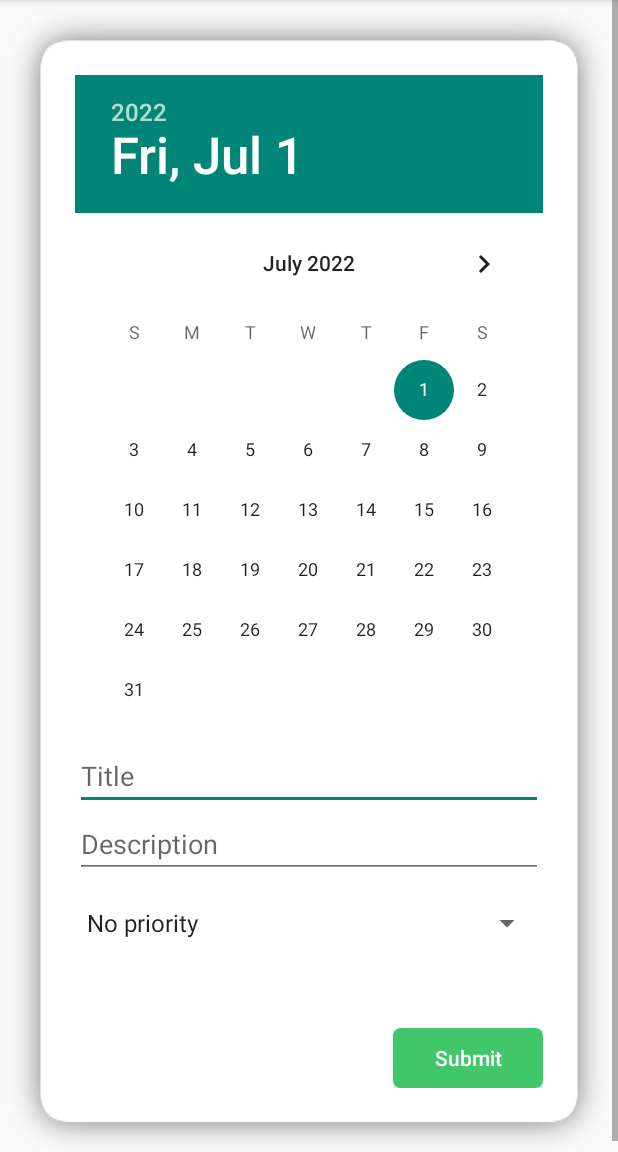
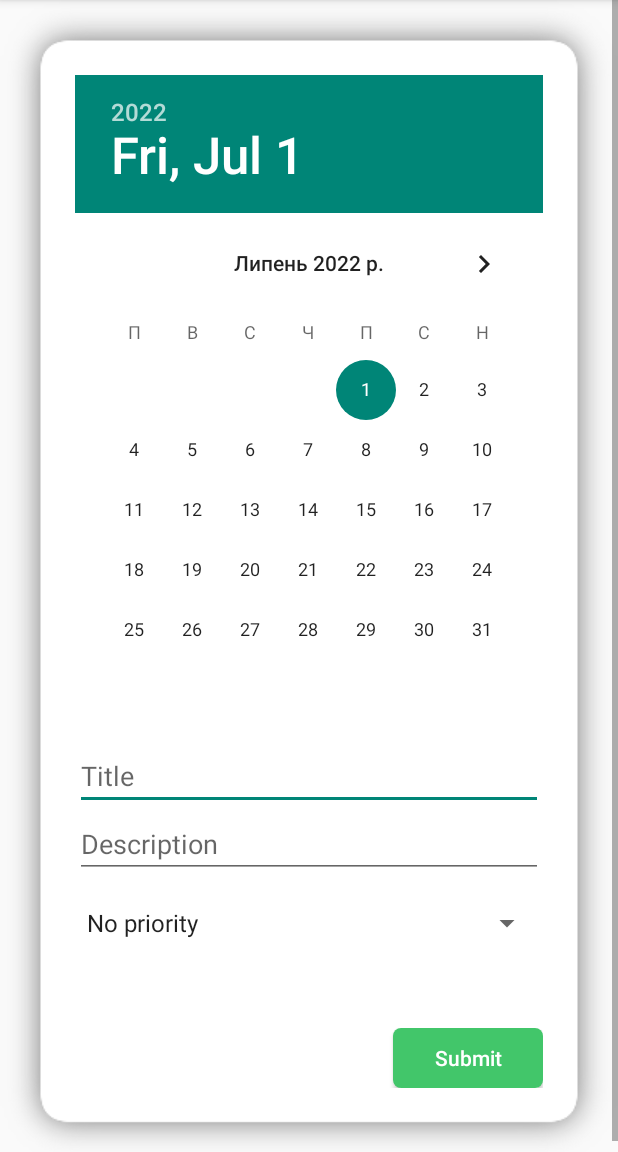
Before and after one commit to MagisterFelix/TaskComplete, an Android app: the MainActivity screen opened directly, with no data from a screen before it, after a tap on "Add task", on a phone screen of 412 x 824 dp, the part 84-1236 px from its top. Run offline under Robolectric (Android 15) with nearby library versions, the phone set to English and light mode, and no system bars; 1 statement that could not run was skipped.

Commit message:
Add function to change locale

```diff
--- a/mobile/app/src/main/java/com/android/mobile/core/SessionManager.kt
+++ b/mobile/app/src/main/java/com/android/mobile/core/SessionManager.kt
@@ -9,6 +9,7 @@ class SessionManager (context: Context) {
 
     companion object {
         const val USER_TOKEN = "user_token"
+        const val LOCALE = "locale"
     }
 
     fun saveToken(token: String) {
@@ -17,8 +18,18 @@ class SessionManager (context: Context) {
         editor.apply()
     }
 
+    fun setLocale(locale: String) {
+        val editor = prefs.edit()
+        editor.putString(LOCALE, locale)
+        editor.apply()
+    }
+
     fun fetchToken(): String? {
         return prefs.getString(USER_TOKEN, null)
+    }
+
+    fun getLocale(): String? {
+        return prefs.getString(LOCALE, "en")
     }
 
     fun removeToken() {
@@ -28,5 +39,4 @@ class SessionManager (context: Context) {
             editor.apply()
         }
     }
-
 }
--- a/mobile/app/src/main/java/com/android/mobile/views/MainActivity.kt
+++ b/mobile/app/src/main/java/com/android/mobile/views/MainActivity.kt
@@ -30,6 +30,7 @@ class MainActivity : AppCompatActivity() {
     private lateinit var sessionManager: SessionManager
     private var sortPriority: Int = -1
     private var sortDate: Int = -1
+    private lateinit var locale: Locale
 
     override fun onCreate(savedInstanceState: Bundle?) {
         super.onCreate(savedInstanceState)
@@ -43,11 +44,28 @@ class MainActivity : AppCompatActivity() {
 
     override fun onCreateOptionsMenu(menu: Menu?): Boolean {
         menuInflater.inflate(R.menu.menu_main, menu)
+        if (sessionManager.getLocale() == "en") {
+            menu?.getItem(0)?.setIcon(R.drawable.en)
+        } else if (sessionManager.getLocale() == "uk") {
+            menu?.getItem(0)?.setIcon(R.drawable.uk)
+        }
+        setLocale()
         return true
     }
 
     override fun onOptionsItemSelected(item: MenuItem): Boolean {
         val id = item.itemId
+
+        if (id == R.id.locale) {
+            if (sessionManager.getLocale() == "en") {
+                sessionManager.setLocale("uk")
+            } else if (sessionManager.getLocale() == "uk") {
+                sessionManager.setLocale("en")
+            }
+
+            setLocale()
+            refresh()
+        }
 
         if (id == R.id.sort_by_priority) {
             sortDate = -1
@@ -70,6 +88,19 @@ class MainActivity : AppCompatActivity() {
         }
 
         return super.onOptionsItemSelected(item)
+    }
+
+    private fun setLocale() {
+        locale = Locale(sessionManager.getLocale().toString())
+        val res = resources
+        val dm = res.displayMetrics
+        val conf = res.configuration
+        conf.locale = locale
+        res.updateConfiguration(conf, dm)
+    }
+
+    private fun refresh() {
+        startActivity(Intent(this, MainActivity::class.java))
     }
 
     fun toLogin() {
@@ -306,7 +337,7 @@ class MainActivity : AppCompatActivity() {
                     taskId = task.id,
                     taskDate = task.date,
                     taskTitle = task.title,
-                    taskDescription = (if (task.description.isEmpty()) "No description" else task.description),
+                    taskDescription = (task.description.ifEmpty { "No description" }),
                     taskDone = task.done,
                     taskPriority = task.priority
                 )
--- a/mobile/app/src/main/res/menu/menu_main.xml
+++ b/mobile/app/src/main/res/menu/menu_main.xml
@@ -2,6 +2,11 @@
 <menu xmlns:android="http://schemas.android.com/apk/res/android"
     xmlns:app="http://schemas.android.com/apk/res-auto"
     xmlns:tools="http://schemas.android.com/tools" tools:context=".views.MainActivity">
+
+    <item
+        android:id="@+id/locale"
+        android:title="@string/locale"
+        app:showAsAction="ifRoom"/>
 
     <item
         android:id="@+id/sort_by_date"
--- a/mobile/app/src/main/res/values/strings.xml
+++ b/mobile/app/src/main/res/values/strings.xml
@@ -23,6 +23,7 @@
     <string name="title">Title</string>
     <string name="delete">Delete</string>
     <string name="edit_sym">📝</string>
+    <string name="locale">Locale</string>
     <string-array name="priority_array">
         <item>No priority</item>
         <item>High</item>
```
Also changed, not shown: mobile/app/src/main/res/drawable/en.png (added), mobile/app/src/main/res/drawable/uk.png (added), 1 other file.
